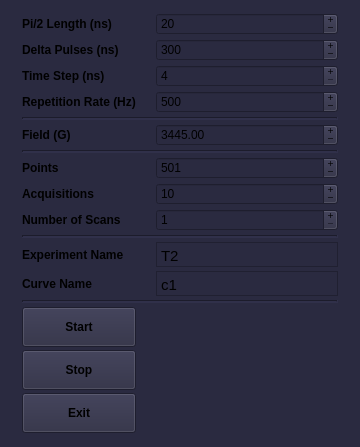
Old version of the form atomize/control_center/gui/t2_main_window.ui in the repository Anatoly1010/Atomize_ITC.
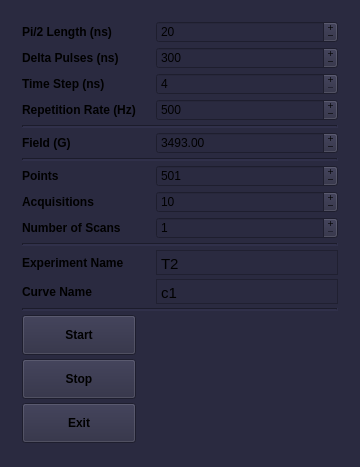
New version of the form.

Patch:
```diff
--- a/atomize/control_center/gui/t2_main_window.ui
+++ b/atomize/control_center/gui/t2_main_window.ui
@@ -7,7 +7,7 @@
     <x>0</x>
     <y>0</y>
     <width>360</width>
-    <height>447</height>
+    <height>467</height>
    </rect>
   </property>
   <property name="sizePolicy">
@@ -19,13 +19,13 @@
   <property name="minimumSize">
    <size>
     <width>360</width>
-    <height>447</height>
+    <height>467</height>
    </size>
   </property>
   <property name="maximumSize">
    <size>
     <width>360</width>
-    <height>447</height>
+    <height>467</height>
    </size>
   </property>
   <property name="font">
@@ -50,13 +50,13 @@
    <property name="minimumSize">
     <size>
      <width>360</width>
-     <height>447</height>
+     <height>467</height>
     </size>
    </property>
    <property name="maximumSize">
     <size>
      <width>360</width>
-     <height>447</height>
+     <height>467</height>
     </size>
    </property>
    <layout class="QGridLayout" name="gridLayout_2">
@@ -107,7 +107,7 @@
          <double>0.500000000000000</double>
         </property>
         <property name="value">
-         <double>3445.000000000000000</double>
+         <double>3493.000000000000000</double>
         </property>
        </widget>
       </item>
@@ -185,8 +185,8 @@
          <string>&lt;!DOCTYPE HTML PUBLIC &quot;-//W3C//DTD HTML 4.0//EN&quot; &quot;http://www.w3.org/TR/REC-html40/strict.dtd&quot;&gt;
 &lt;html&gt;&lt;head&gt;&lt;meta name=&quot;qrichtext&quot; content=&quot;1&quot; /&gt;&lt;style type=&quot;text/css&quot;&gt;
 p, li { white-space: pre-wrap; }
-&lt;/style&gt;&lt;/head&gt;&lt;body style=&quot; font-family:'MS Shell Dlg 2'; font-size:8.25pt; font-weight:400; font-style:normal;&quot;&gt;
-&lt;p style=&quot; margin-top:0px; margin-bottom:0px; margin-left:0px; margin-right:0px; -qt-block-indent:0; text-indent:0px;&quot;&gt;&lt;span style=&quot; font-family:'Ubuntu'; font-size:11pt;&quot;&gt;c1&lt;/span&gt;&lt;/p&gt;&lt;/body&gt;&lt;/html&gt;</string>
+&lt;/style&gt;&lt;/head&gt;&lt;body style=&quot; font-family:'Ubuntu'; font-size:11pt; font-weight:400; font-style:normal;&quot;&gt;
+&lt;p style=&quot; margin-top:0px; margin-bottom:0px; margin-left:0px; margin-right:0px; -qt-block-indent:0; text-indent:0px;&quot;&gt;c1&lt;/p&gt;&lt;/body&gt;&lt;/html&gt;</string>
         </property>
        </widget>
       </item>
@@ -236,8 +236,8 @@
          <string>&lt;!DOCTYPE HTML PUBLIC &quot;-//W3C//DTD HTML 4.0//EN&quot; &quot;http://www.w3.org/TR/REC-html40/strict.dtd&quot;&gt;
 &lt;html&gt;&lt;head&gt;&lt;meta name=&quot;qrichtext&quot; content=&quot;1&quot; /&gt;&lt;style type=&quot;text/css&quot;&gt;
 p, li { white-space: pre-wrap; }
-&lt;/style&gt;&lt;/head&gt;&lt;body style=&quot; font-family:'MS Shell Dlg 2'; font-size:8.25pt; font-weight:400; font-style:normal;&quot;&gt;
-&lt;p style=&quot; margin-top:7px; margin-bottom:7px; margin-left:0px; margin-right:0px; -qt-block-indent:0; text-indent:0px;&quot;&gt;&lt;span style=&quot; font-family:'Ubuntu'; font-size:11pt;&quot;&gt;T2&lt;/span&gt;&lt;/p&gt;&lt;/body&gt;&lt;/html&gt;</string>
+&lt;/style&gt;&lt;/head&gt;&lt;body style=&quot; font-family:'Ubuntu'; font-size:11pt; font-weight:400; font-style:normal;&quot;&gt;
+&lt;p style=&quot; margin-top:7px; margin-bottom:7px; margin-left:0px; margin-right:0px; -qt-block-indent:0; text-indent:0px;&quot;&gt;T2&lt;/p&gt;&lt;/body&gt;&lt;/html&gt;</string>
         </property>
         <property name="overwriteMode">
          <bool>true</bool>
```
Left out of the diff: 10 changed lines with no effect on the pictures.
